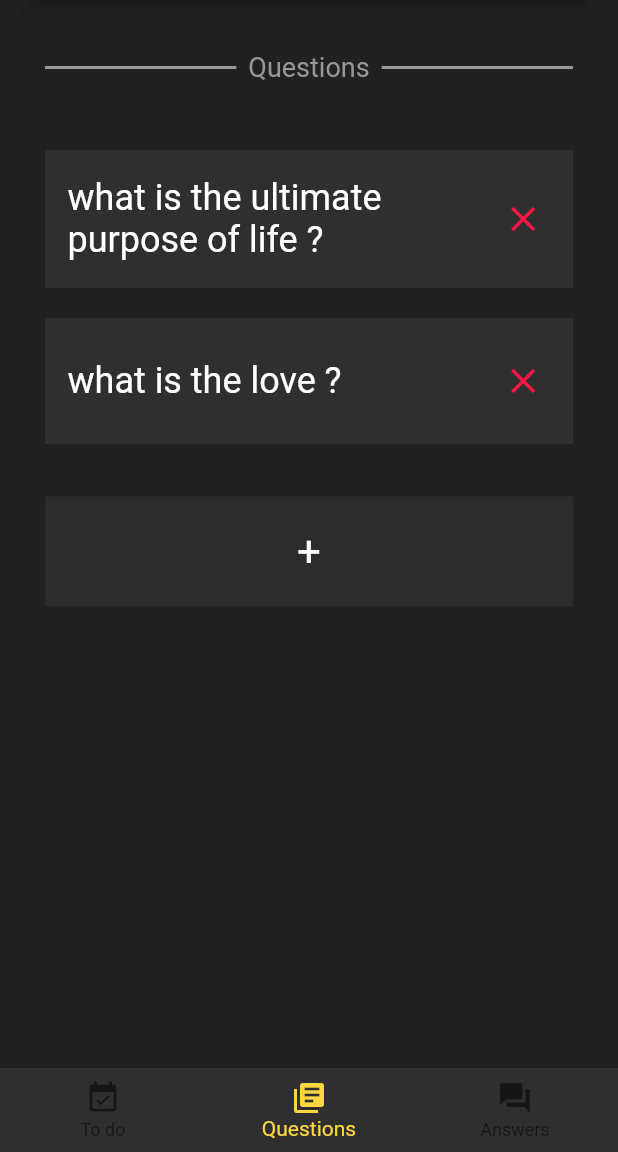
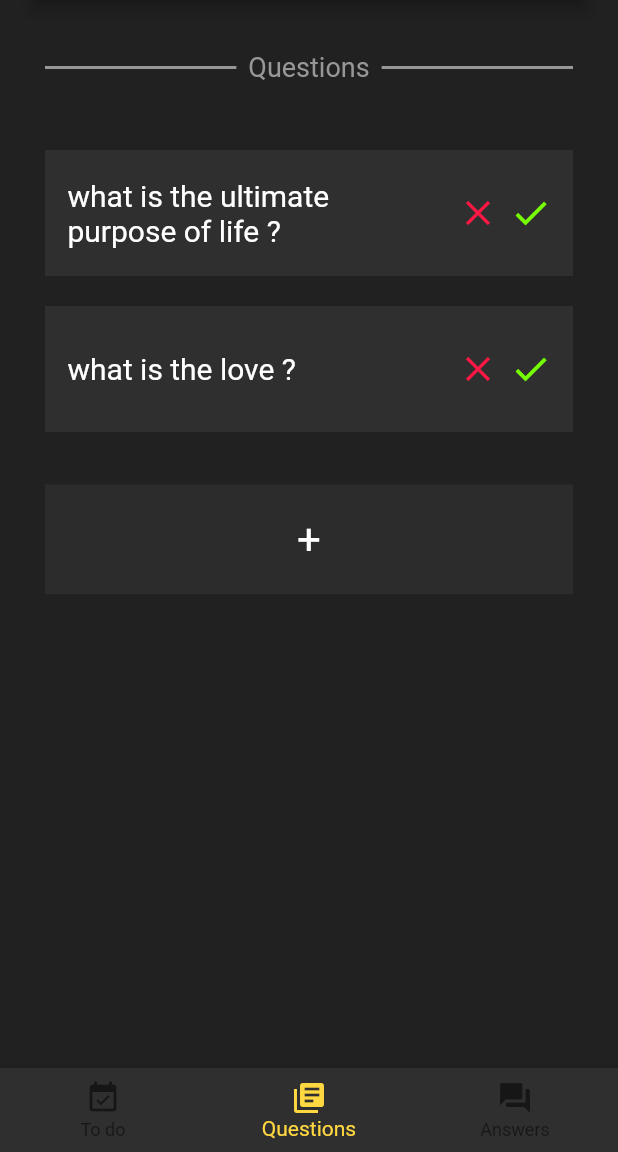
Before and after one commit to raister21/Flutter_NotoriousNote, a Flutter app: the screen it shows after launch, item 2 of the bottom bar chosen, on a phone screen of 412 x 824 dp, the part 84-1236 px from its top. Run offline on Flutter 3.47's test engine with Material 2 defaults, Android fonts, the phone set to English and light mode, and no system bars.

Commit message:
Most ui done

```diff
--- a/lib/main.dart
+++ b/lib/main.dart
@@ -1,6 +1,7 @@
 import 'package:flutter/material.dart';
 import './screens/questions.dart';
 import './screens/todos.dart';
+import './screens/answers.dart';
 
 void main() {
   runApp(MyApp());
@@ -15,7 +16,7 @@ class _MyAppState extends State<MyApp> {
   final tab = [
     ToDos(),
     Questions(),
-    Center(child:Text('ofdasla')),
+    Answers()
   ];
 
   int _currentIndex = 0;
--- a/lib/screens/questions.dart
+++ b/lib/screens/questions.dart
@@ -73,10 +73,10 @@ class _QuestionsState extends State<Questions> {
                                   child: Row(
                                     children: <Widget>[
                                       Expanded(
-                                          flex: 7,
+                                          flex: 10,
                                           child: Text('${question.quest}',
                                               style: TextStyle(
-                                                  fontSize: 24,
+                                                  fontSize: 20,
                                                   color: Color.fromRGBO(
                                                       255, 255, 255, 1)))),
                                       Expanded(
@@ -89,8 +89,26 @@ class _QuestionsState extends State<Questions> {
                                             },
                                             icon: Icon(Icons.close),
                                             color: Colors.redAccent[400],
-                                            iconSize: 28),
-                                      )
+                                            iconSize: 28
+                                        ),
+                                      ),
+                                      SizedBox(
+                                        width: 10,
+                                      ),
+                                      Expanded(
+                                        flex: 1,
+                                        child: IconButton(
+                                          onPressed: () {
+
+                                          },
+                                          icon: Icon(Icons.check),
+                                          color: Colors.lightGreenAccent[400],
+                                          iconSize: 28,
+                                        )
+                                      ),
+                                      SizedBox(
+                                        width: 10,
+                                      ),
                                     ],
                                   ),
                                 ))
@@ -113,24 +131,6 @@ class _QuestionsState extends State<Questions> {
             ),
           ),
         ),
-        // bottomNavigationBar: BottomNavigationBar(
-        //   selectedItemColor: Colors.amberAccent[200],
-        //   currentIndex: _currentIndex,
-        //   backgroundColor: Color.fromRGBO(47, 47, 47, 1),
-        //   items: [
-        //     BottomNavigationBarItem(
-        //         icon: Icon(Icons.event_available), title: Text('To do')),
-        //     BottomNavigationBarItem(
-        //         icon: Icon(Icons.library_books), title: Text('Questions')),
-        //     BottomNavigationBarItem(
-        //         icon: Icon(Icons.question_answer), title: Text('Answers'))
-        //   ],
-        //   onTap: (index) {
-        //     setState(() {
-        //       _currentIndex = index;
-        //     });
-        //   },
-        // ),
       ),
     );
   }
--- a/pubspec.yaml
+++ b/pubspec.yaml
@@ -24,6 +24,7 @@ dependencies:
   xml: ^3.6.1
   flutter:
     sdk: flutter
+  path_provider: ^1.6.8
 
 
   # The following adds the Cupertino Icons font to your application.
```
Also changed, not shown: lib/readWrite/store.dart (added, +38 -0 lines), lib/screens/answers.dart (added, +119 -0 lines), lib/screens/todos.dart (+10 -1 lines), pubspec.lock, 3 other files.
